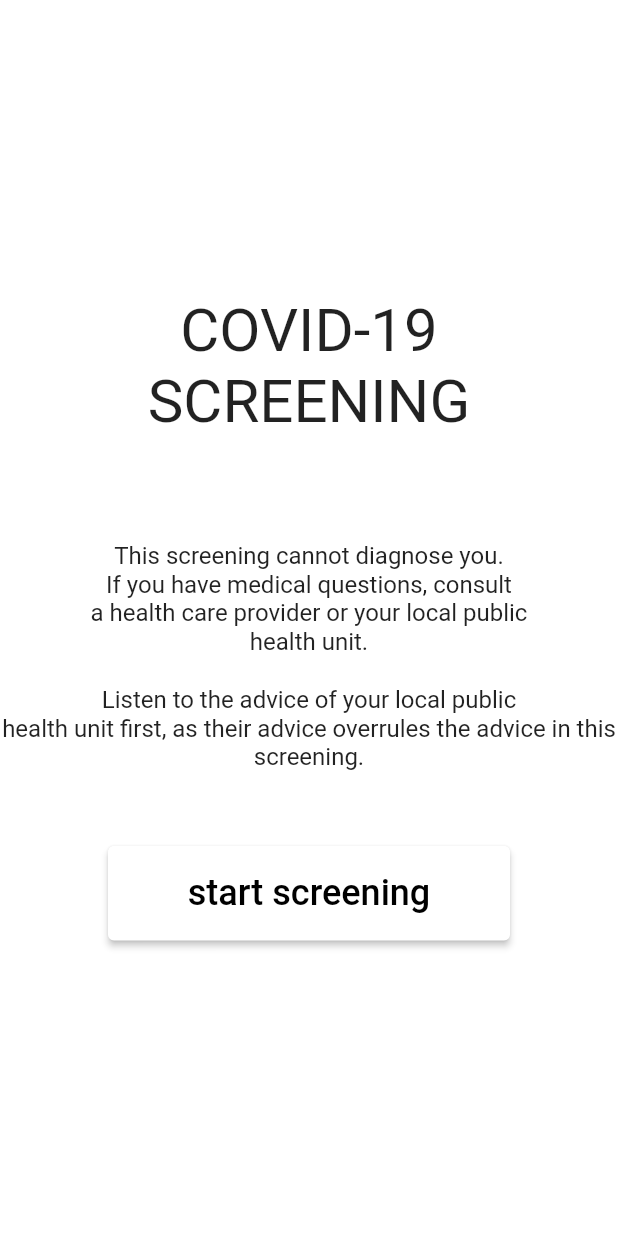
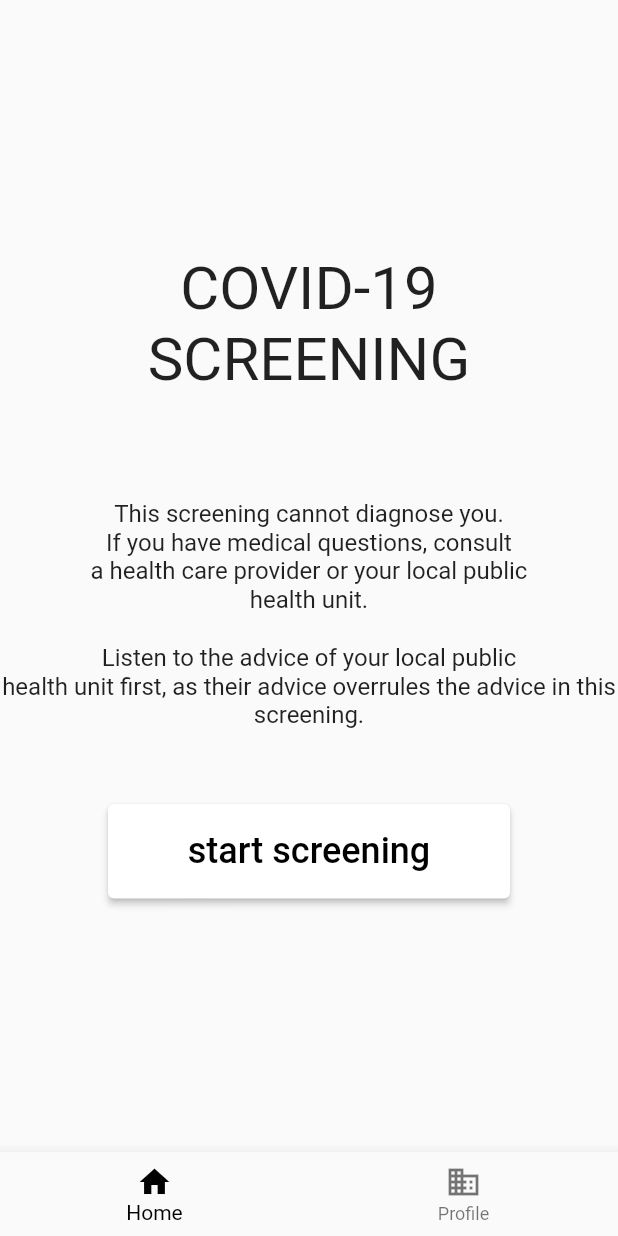
Before and after one commit to yippyym/navigate-19, a Flutter app: the screen it shows after launch, on a phone screen of 412 x 824 dp. Run offline on Flutter 3.47's test engine with Material 2 defaults, Android fonts, the light colour scheme and no system bars.

Commit message:
add bottom navigation bar

```diff
--- a/covidscreeningapp/lib/main.dart
+++ b/covidscreeningapp/lib/main.dart
@@ -1,16 +1,102 @@
-import 'package:covidscreeningapp/pages/homepage.dart';
+import 'package:covidscreeningapp/pages/questionnaire/questionnaire.dart';
 import 'package:flutter/material.dart';
 
-void main() {
-  runApp(CovidScreeningApp());
-}
+void main() => runApp(CovidScreeningApp());
 
 class CovidScreeningApp extends StatelessWidget {
+  CovidScreeningApp({Key? key}) : super(key: key);
+
   @override
   Widget build(BuildContext context) {
     return MaterialApp(
-      home: Homepage(),
+      home: MyStatefulWidget(),
       debugShowCheckedModeBanner: false,
     );
   }
 }
+
+class MyStatefulWidget extends StatefulWidget {
+  const MyStatefulWidget({Key? key}) : super(key: key);
+
+  @override
+  State<MyStatefulWidget> createState() => _MyStatefulWidgetState();
+}
+
+class _MyStatefulWidgetState extends State<MyStatefulWidget> {
+  int _selectedIndex = 0;
+
+  void _onItemTapped(int index) {
+    setState(() {
+      _selectedIndex = index;
+    });
+  }
+
+  @override
+  Widget build(BuildContext context) {
+    return Scaffold(
+      body: Center(
+        // child: _widgetOptions.elementAt(_selectedIndex),
+        child: Column(
+          mainAxisAlignment: MainAxisAlignment.center,
+          children: <Widget>[
+            Text(
+              'COVID-19 \nSCREENING',
+              textAlign: TextAlign.center,
+              style: TextStyle(fontSize: 40),
+            ),
+            SizedBox(
+              height: 70,
+            ),
+            Text(
+              'This screening cannot diagnose you. \nIf you have medical questions, consult \na health care provider or your local public \nhealth unit.',
+              textAlign: TextAlign.center,
+              style: TextStyle(fontSize: 16),
+            ),
+            SizedBox(
+              height: 20,
+            ),
+            Text(
+              'Listen to the advice of your local public \nhealth unit first, as their advice overrules the advice in this screening.',
+              textAlign: TextAlign.center,
+              style: TextStyle(fontSize: 16),
+            ),
+            SizedBox(
+              height: 50,
+            ),
+            SizedBox(
+              height: 63,
+              width: 268,
+              child: ElevatedButton(
+                style: ButtonStyle(
+                  backgroundColor:
+                      MaterialStateProperty.all<Color>(Colors.white),
+                ),
+                onPressed: () {
+                  Navigator.push(
+                    context,
+                    MaterialPageRoute(
+                      builder: (context) => ScreeningQuestionnaire(),
+                    ),
+                  );
+                },
+                child: Text(
+                  'start screening',
+                  style: TextStyle(color: Colors.black, fontSize: 24),
+                ),
+              ),
+            )
+          ],
+        ),
+      ),
+      bottomNavigationBar: BottomNavigationBar(
+        items: const <BottomNavigationBarItem>[
+          BottomNavigationBarItem(icon: Icon(Icons.home), label: 'Home'),
+          BottomNavigationBarItem(icon: Icon(Icons.business), label: 'Profile'),
+        ],
+        currentIndex: _selectedIndex,
+        selectedItemColor: Colors.black,
+        onTap: _onItemTapped,
+      ),
+    );
+  }
+}
--- a/covidscreeningapp/lib/pages/homepage.dart
+++ /dev/null
@@ -1,76 +0,0 @@
-import 'package:covidscreeningapp/pages/questionnaire/questionnaire.dart';
-import 'package:flutter/material.dart';
-
-//iPhone 8 - 37
-class Homepage extends StatefulWidget {
-  @override
-  _Homepage createState() => _Homepage();
-}
-
-class _Homepage extends State<Homepage> {
-  @override
-  Widget build(BuildContext context) {
-    return Scaffold(
-      backgroundColor: Colors.white,
-      body: Center(
-        child: Column(
-          mainAxisAlignment: MainAxisAlignment.center,
-          children: <Widget>[
-            Text(
-              'COVID-19 \nSCREENING',
-              textAlign: TextAlign.center,
-              style: TextStyle(fontSize: 40),
-            ),
-            SizedBox(
-              height: 70,
-            ),
-            Text(
-              'This screening cannot diagnose you. \nIf you have medical questions, consult \na health care provider or your local public \nhealth unit.',
-              textAlign: TextAlign.center,
-              style: TextStyle(
-                fontSize: 16,
-              ),
-            ),
-            SizedBox(
-              height: 20,
-            ),
-            Text(
-              'Listen to the advice of your local public \nhealth unit first, as their advice overrules the advice in this screening.',
-              textAlign: TextAlign.center,
-              style: TextStyle(
-                fontSize: 16,
-              ),
-            ),
-            SizedBox(
-              height: 50,
-            ),
-            SizedBox(
-              height: 63,
-              width: 268,
-              child: ElevatedButton(
-                  style: ButtonStyle(
-                    backgroundColor:
-                        MaterialStateProperty.all<Color>(Colors.white),
-                  ),
-                  onPressed: () {
-                    Navigator.push(
-                      context,
-                      MaterialPageRoute(
-                        builder: (context) => ScreeningQuestionnaire(),
-                      ),
-                    );
-                  },
-                  child: Text(
-                    'start screening',
-                    style: TextStyle(
-                      color: Colors.black,
-                      fontSize: 24,
-                    ),
-                  )),
-            )
-          ],
-        ),
-      ),
-    );
-  }
-}
```
Also changed, not shown: covidscreeningapp/lib/pages/nagivation_bar.dart (deleted).
